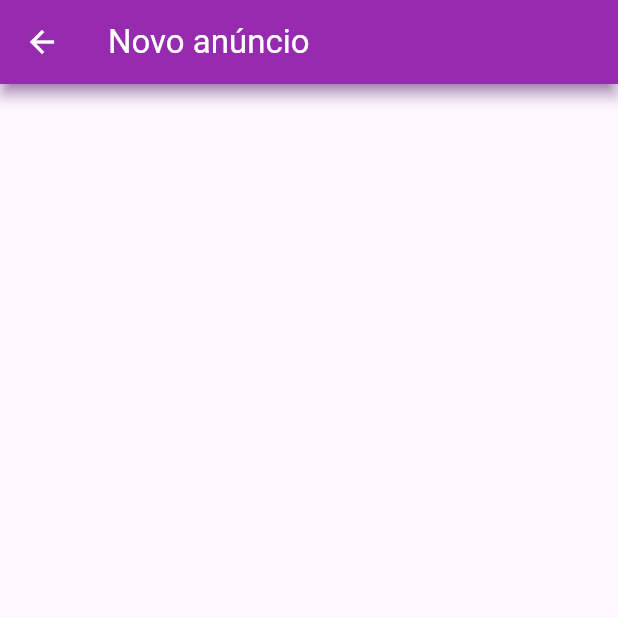
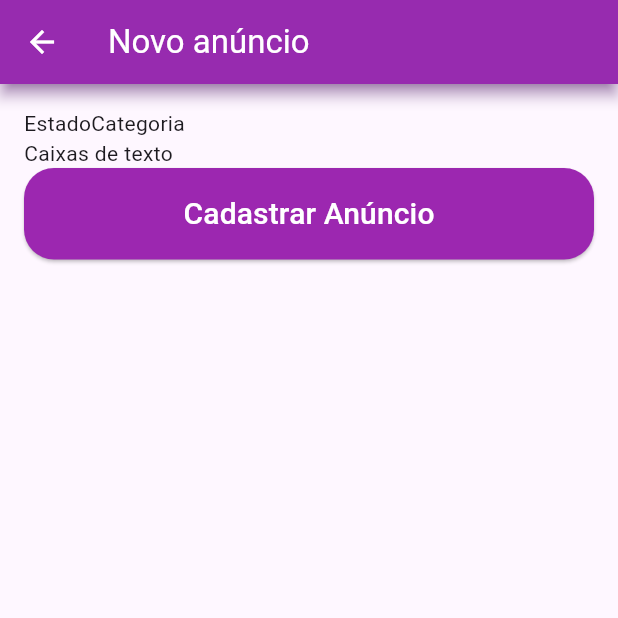
Before and after one commit to Dnts77/olx-flutter, a Flutter app: the NewAdScreen screen opened by its route, on a phone screen of 412 x 824 dp, the top half of it. Run offline on Flutter 3.47's test engine with Material 3 defaults, Android fonts, the phone set to English and light mode, and no system bars; our stand-ins replace firebase_auth, firebase_core; accounts and stored records are empty.

Commit message:
:sparkles: feat: Início da interface

```diff
--- a/lib/screens/new_ad_screen.dart
+++ b/lib/screens/new_ad_screen.dart
@@ -1,4 +1,5 @@
 import 'package:flutter/material.dart';
+import 'package:olx_flutter/widgets/customized_button.dart';
 
 
 class NewAdScreen extends StatefulWidget {
@@ -24,10 +25,33 @@ class _NewAdScreenState extends State<NewAdScreen> {
           child: Form(
             key: _formKey,
             child: Column(
+              crossAxisAlignment: CrossAxisAlignment.stretch,
               children: [
                 //Imagens
+                /*FormField(
+                  builder: (field) {
+                    throw '';
+                  },
+                ),*/
+
                 //Dropdown
+                Row(
+                  children: [
+                    Text("Estado"),
+                    Text("Categoria"),
+                  ],
+                ),
+
                 //Caixas de texto
+                Text("Caixas de texto"),
+                CustomizedButton(
+                  text: "Cadastrar Anúncio",
+                  onPressed: () {
+                    if( _formKey.currentState!.validate() ){
+
+                    }
+                  },
+                ),
               ],
             ),
           ),
```
